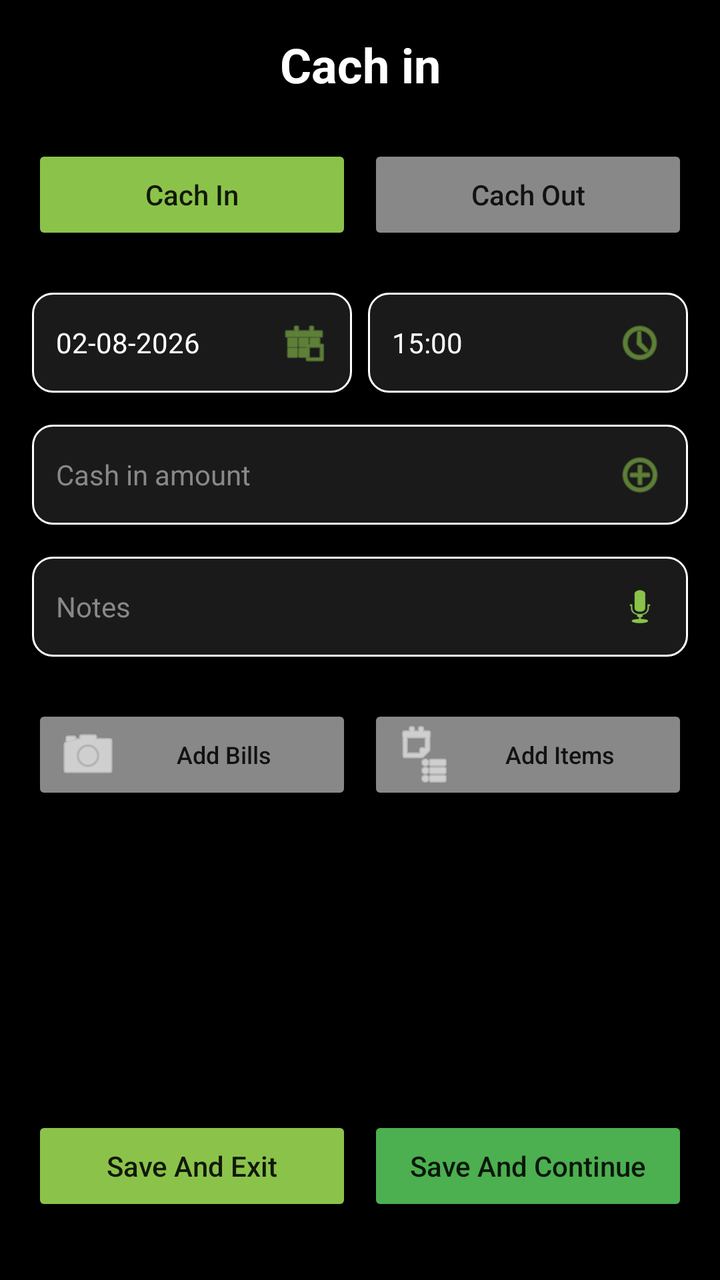
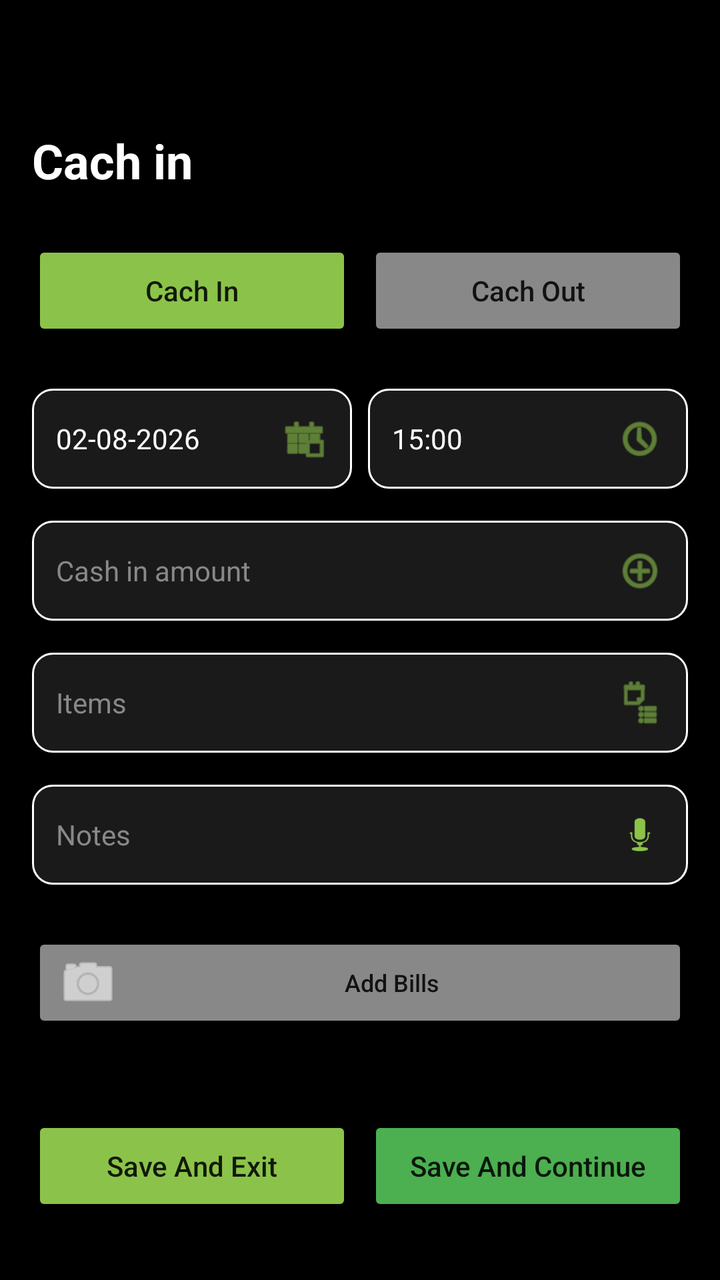

Two renders of the same Android screen: before a commit and after it. Below are the layout's source before the change and the commit's diff.
<!-- AndroidManifest.xml: activity theme Theme.MyCalendar2026SAR -->
<!-- res/layout/activity_add_transaction.xml -->
<?xml version="1.0" encoding="utf-8"?>
<androidx.constraintlayout.widget.ConstraintLayout xmlns:android="http://schemas.android.com/apk/res/android"
    xmlns:app="http://schemas.android.com/apk/res-auto"
    xmlns:tools="http://schemas.android.com/tools"
    android:layout_width="match_parent"
    android:layout_height="match_parent"
    android:background="#000000"
    android:padding="16dp">

    <TextView
        android:id="@+id/addTransactionTitle"
        android:layout_width="wrap_content"
        android:layout_height="wrap_content"
        android:text="Cach in"
        android:textColor="@color/white"
        android:textSize="24sp"
        android:textStyle="bold"
        app:layout_constraintEnd_toEndOf="parent"
        app:layout_constraintStart_toStartOf="parent"
        app:layout_constraintTop_toTopOf="parent" />

    <LinearLayout
        android:id="@+id/modeSwitchContainer"
        android:layout_width="match_parent"
        android:layout_height="wrap_content"
        android:layout_marginTop="24dp"
        android:gravity="center"
        android:orientation="horizontal"
        app:layout_constraintEnd_toEndOf="parent"
        app:layout_constraintStart_toStartOf="parent"
        app:layout_constraintTop_toBottomOf="@id/addTransactionTitle">

        <Button
            android:id="@+id/btnCashIn"
            android:layout_width="0dp"
            android:layout_height="50dp"
            android:layout_marginEnd="8dp"
            android:layout_weight="1"
            android:backgroundTint="@color/light_green"
            android:text="Cach In"
            android:textAllCaps="false"
            app:cornerRadius="25dp" />

        <Button
            android:id="@+id/btnCashOut"
            android:layout_width="0dp"
            android:layout_height="50dp"
            android:layout_weight="1"
            android:backgroundTint="@color/gray"
            android:text="Cach Out"
            android:textAllCaps="false"
            app:cornerRadius="25dp" />
    </LinearLayout>

    <LinearLayout
        android:id="@+id/dateTimeContainer"
        android:layout_width="match_parent"
        android:layout_height="wrap_content"
        android:layout_marginTop="24dp"
        android:orientation="horizontal"
        app:layout_constraintTop_toBottomOf="@id/modeSwitchContainer">

        <LinearLayout
            android:id="@+id/datePickerBox"
            android:layout_width="0dp"
            android:layout_height="50dp"
            android:layout_marginEnd="8dp"
            android:layout_weight="1"
            android:background="@drawable/summary_border"
            android:gravity="center_vertical"
            android:orientation="horizontal"
            android:paddingStart="12dp"
            android:paddingEnd="12dp">

            <TextView
                android:id="@+id/txtDate"
                android:layout_width="0dp"
                android:layout_height="wrap_content"
                android:layout_weight="1"
                android:text="02-08-2026"
                android:textColor="@color/white"
                android:textSize="14sp" />

            <ImageView
                android:layout_width="24dp"
                android:layout_height="24dp"
                android:src="@android:drawable/ic_menu_today"
                app:tint="@color/light_green" />
        </LinearLayout>

        <LinearLayout
            android:id="@+id/timePickerBox"
            android:layout_width="0dp"
            android:layout_height="50dp"
            android:layout_weight="1"
            android:background="@drawable/summary_border"
            android:gravity="center_vertical"
            android:orientation="horizontal"
            android:paddingStart="12dp"
            android:paddingEnd="12dp">

            <TextView
                android:id="@+id/txtTime"
                android:layout_width="0dp"
                android:layout_height="wrap_content"
                android:layout_weight="1"
                android:text="15:00"
                android:textColor="@color/white"
                android:textSize="14sp" />

            <ImageView
                android:layout_width="24dp"
                android:layout_height="24dp"
                android:src="@android:drawable/ic_menu_recent_history"
                app:tint="@color/light_green" />
        </LinearLayout>
    </LinearLayout>

    <LinearLayout
        android:id="@+id/amountContainer"
        android:layout_width="match_parent"
        android:layout_height="50dp"
        android:layout_marginTop="16dp"
        android:background="@drawable/summary_border"
        android:gravity="center_vertical"
        android:orientation="horizontal"
        android:paddingStart="12dp"
        android:paddingEnd="12dp"
        app:layout_constraintTop_toBottomOf="@id/dateTimeContainer">

        <EditText
            android:id="@+id/editAmount"
            android:layout_width="0dp"
            android:layout_height="wrap_content"
            android:layout_weight="1"
            android:background="@null"
            android:hint="Cash in amount"
            android:inputType="numberDecimal"
            android:textColor="@color/white"
            android:textColorHint="#888888"
            android:textSize="14sp" />

        <ImageView
            android:id="@+id/btnCalculator"
            android:layout_width="24dp"
            android:layout_height="24dp"
            android:src="@android:drawable/ic_menu_add"
            app:tint="@color/light_green" />
    </LinearLayout>

    <LinearLayout
        android:id="@+id/notesContainer"
        android:layout_width="match_parent"
        android:layout_height="50dp"
        android:layout_marginTop="16dp"
        android:background="@drawable/summary_border"
        android:gravity="center_vertical"
        android:orientation="horizontal"
        android:paddingStart="12dp"
        android:paddingEnd="12dp"
        app:layout_constraintTop_toBottomOf="@id/amountContainer">

        <EditText
            android:id="@+id/editNotes"
            android:layout_width="0dp"
            android:layout_height="wrap_content"
            android:layout_weight="1"
            android:background="@null"
            android:hint="Notes"
            android:textColor="@color/white"
            android:textColorHint="#888888"
            android:textSize="14sp" />

        <ImageView
            android:id="@+id/btnVoice"
            android:layout_width="24dp"
            android:layout_height="24dp"
            android:src="@android:drawable/ic_btn_speak_now"
            app:tint="@color/light_green" />
    </LinearLayout>

    <LinearLayout
        android:id="@+id/actionButtonsContainer"
        android:layout_width="match_parent"
        android:layout_height="wrap_content"
        android:layout_marginTop="24dp"
        android:orientation="horizontal"
        app:layout_constraintTop_toBottomOf="@id/notesContainer">

        <Button
            android:id="@+id/btnAddBills"
            android:layout_width="0dp"
            android:layout_height="50dp"
            android:layout_marginEnd="8dp"
            android:layout_weight="1"
            android:backgroundTint="@color/gray"
            android:drawableStart="@android:drawable/ic_menu_camera"
            android:drawableTint="@color/white"
            android:paddingStart="12dp"
            android:text="Add Bills"
            android:textAllCaps="false"
            android:textSize="12sp"
            app:cornerRadius="8dp" />

        <Button
            android:id="@+id/btnAddItems"
            android:layout_width="0dp"
            android:layout_height="50dp"
            android:layout_weight="1"
            android:backgroundTint="@color/gray"
            android:drawableStart="@android:drawable/ic_menu_agenda"
            android:drawableTint="@color/white"
            android:paddingStart="12dp"
            android:text="Add Items"
            android:textAllCaps="false"
            android:textSize="12sp"
            app:cornerRadius="8dp" />
    </LinearLayout>

    <LinearLayout
        android:id="@+id/footerButtonsContainer"
        android:layout_width="match_parent"
        android:layout_height="wrap_content"
        android:layout_marginBottom="16dp"
        android:orientation="horizontal"
        app:layout_constraintBottom_toBottomOf="parent">

        <Button
            android:id="@+id/btnSaveExit"
            android:layout_width="0dp"
            android:layout_height="50dp"
            android:layout_marginEnd="8dp"
            android:layout_weight="1"
            android:backgroundTint="@color/light_green"
            android:text="Save And Exit"
            android:textAllCaps="false"
            app:cornerRadius="8dp" />

        <Button
            android:id="@+id/btnSaveContinue"
            android:layout_width="0dp"
            android:layout_height="50dp"
            android:layout_weight="1"
            android:backgroundTint="@color/green"
            android:text="Save And Continue"
            android:textAllCaps="false"
            app:cornerRadius="8dp" />
    </LinearLayout>

</androidx.constraintlayout.widget.ConstraintLayout>
<!-- resources referenced by this layout -->
<resources>
  <color name="gray">#888888</color>
  <color name="green">#4CAF50</color>
  <color name="light_green">#8BC34A</color>
  <color name="white">#FFFFFFFF</color>
  <!-- drawable summary_border (drawable) -->
  <?xml version="1.0" encoding="utf-8"?>
  <shape xmlns:android="http://schemas.android.com/apk/res/android">
      <solid android:color="@color/card_dark" />
      <stroke
          android:width="1dp"
          android:color="@color/white" />
      <corners android:radius="10dp" />
  </shape>
  <style name="Theme.MyCalendar2026SAR" parent="Theme.MaterialComponents.DayNight.NoActionBar">
          
          <item name="colorPrimary">@color/purple_500</item>
          <item name="colorPrimaryVariant">@color/purple_700</item>
          <item name="colorOnPrimary">@color/white</item>
          
          <item name="colorSecondary">@color/teal_200</item>
          <item name="colorSecondaryVariant">@color/teal_700</item>
          <item name="colorOnSecondary">@color/black</item>
          
          <item name="android:statusBarColor">?attr/colorPrimaryVariant</item>
  
          
          <item name="materialAlertDialogTheme">@style/CustomAlertDialogTheme</item>
          <item name="alertDialogTheme">@style/CustomAlertDialogTheme</item>
      </style>
  <color name="card_dark">#1A1A1A</color>
  <color name="purple_500">#FF6200EE</color>
  <color name="purple_700">#FF3700B3</color>
  <color name="teal_200">#FF03DAC5</color>
  <color name="teal_700">#FF018786</color>
  <color name="black">#FF000000</color>
  <style name="CustomAlertDialogTheme" parent="ThemeOverlay.MaterialComponents.MaterialAlertDialog">
          <item name="colorPrimary">@color/light_green</item>
          <item name="colorAccent">@color/light_green</item>
      </style>
</resources>

<!-- the commit's change to res/layout/activity_add_transaction.xml (unified diff, before → after) -->
@@ -2,6 +2,7 @@
 <androidx.constraintlayout.widget.ConstraintLayout xmlns:android="http://schemas.android.com/apk/res/android"
     xmlns:app="http://schemas.android.com/apk/res-auto"
     xmlns:tools="http://schemas.android.com/tools"
+    android:id="@+id/addTransactionMain"
     android:layout_width="match_parent"
     android:layout_height="match_parent"
     android:background="#000000"
@@ -11,11 +12,11 @@
         android:id="@+id/addTransactionTitle"
         android:layout_width="wrap_content"
         android:layout_height="wrap_content"
+        android:layout_marginTop="48dp"
         android:text="Cach in"
         android:textColor="@color/white"
         android:textSize="24sp"
         android:textStyle="bold"
-        app:layout_constraintEnd_toEndOf="parent"
         app:layout_constraintStart_toStartOf="parent"
         app:layout_constraintTop_toTopOf="parent" />
 
@@ -149,7 +150,7 @@
     </LinearLayout>
 
     <LinearLayout
-        android:id="@+id/notesContainer"
+        android:id="@+id/itemsContainer"
         android:layout_width="match_parent"
         android:layout_height="50dp"
         android:layout_marginTop="16dp"
@@ -159,6 +160,37 @@
         android:paddingStart="12dp"
         android:paddingEnd="12dp"
         app:layout_constraintTop_toBottomOf="@id/amountContainer">
+
+        <EditText
+            android:id="@+id/editItems"
+            android:layout_width="0dp"
+            android:layout_height="wrap_content"
+            android:layout_weight="1"
+            android:background="@null"
+            android:hint="Items"
+            android:textColor="@color/white"
+            android:textColorHint="#888888"
+            android:textSize="14sp" />
+
+        <ImageView
+            android:id="@+id/btnSelectCategory"
+            android:layout_width="24dp"
+            android:layout_height="24dp"
+            android:src="@android:drawable/ic_menu_agenda"
+            app:tint="@color/light_green" />
+    </LinearLayout>
+
+    <LinearLayout
+        android:id="@+id/notesContainer"
+        android:layout_width="match_parent"
+        android:layout_height="50dp"
+        android:layout_marginTop="16dp"
+        android:background="@drawable/summary_border"
+        android:gravity="center_vertical"
+        android:orientation="horizontal"
+        android:paddingStart="12dp"
+        android:paddingEnd="12dp"
+        app:layout_constraintTop_toBottomOf="@id/itemsContainer">
 
         <EditText
             android:id="@+id/editNotes"
@@ -189,10 +221,8 @@
 
         <Button
             android:id="@+id/btnAddBills"
-            android:layout_width="0dp"
-            android:layout_height="50dp"
-            android:layout_marginEnd="8dp"
-            android:layout_weight="1"
+            android:layout_width="match_parent"
+            android:layout_height="50dp"
             android:backgroundTint="@color/gray"
             android:drawableStart="@android:drawable/ic_menu_camera"
             android:drawableTint="@color/white"
@@ -202,19 +232,6 @@
             android:textSize="12sp"
             app:cornerRadius="8dp" />
 
-        <Button
-            android:id="@+id/btnAddItems"
-            android:layout_width="0dp"
-            android:layout_height="50dp"
-            android:layout_weight="1"
-            android:backgroundTint="@color/gray"
-            android:drawableStart="@android:drawable/ic_menu_agenda"
-            android:drawableTint="@color/white"
-            android:paddingStart="12dp"
-            android:text="Add Items"
-            android:textAllCaps="false"
-            android:textSize="12sp"
-            app:cornerRadius="8dp" />
     </LinearLayout>
 
     <LinearLayout
